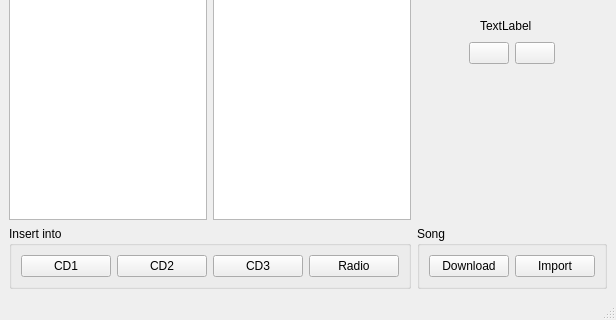
First picture: the form in mainwindow.ui, repository coriscodepage/MWC-MusicManager, before the edit; both pictures show x 0 to 616 and y 169 to 489 of the 616 by 489 pixel window.
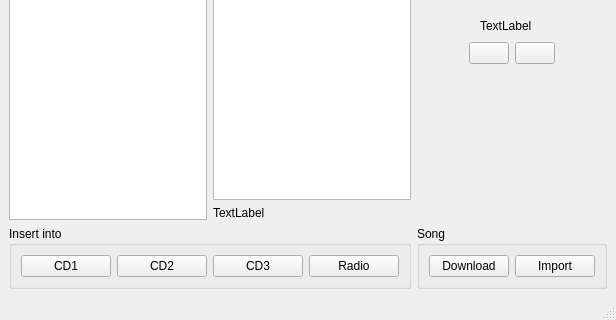
Second picture: the form after the edit. Icons and pictures are not drawn. Custom widgets are drawn as their Qt base class.

Commit message: Fixed commands. Added song counter label

The edit to the form file:
```diff
--- a/mainwindow.ui
+++ b/mainwindow.ui
@@ -81,6 +81,13 @@
             </property>
            </widget>
           </item>
+          <item>
+           <widget class="QLabel" name="songAmountlabel">
+            <property name="text">
+             <string>TextLabel</string>
+            </property>
+           </widget>
+          </item>
          </layout>
         </item>
        </layout>
```
The commit also changes 17 other files.
